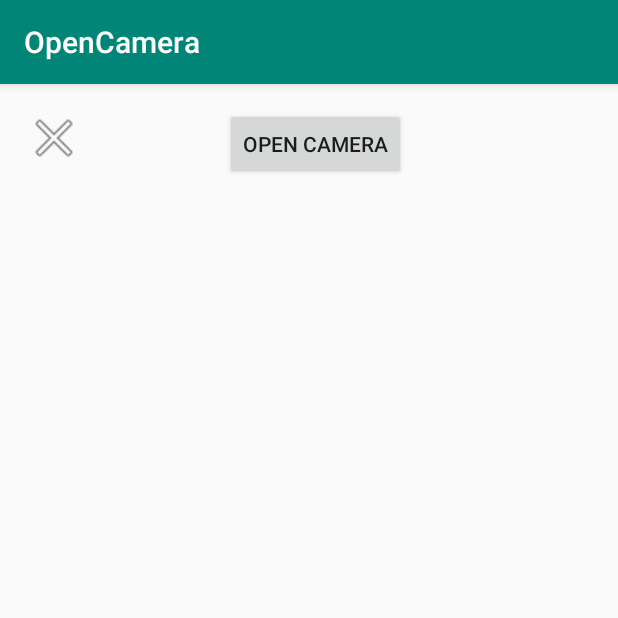
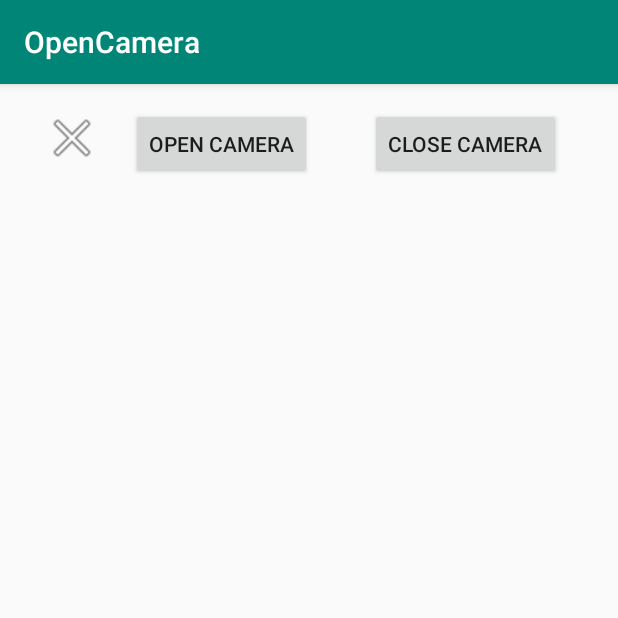
Before and after one commit to julianhus/OpenCamera, an Android app: the screen it shows after launch (MainActivity), on a phone screen of 412 x 824 dp, the top half of it. Run offline under Robolectric (Android 15) with nearby library versions, the phone set to English and light mode, and no system bars.

Commit message:
Stop camera button

```diff
--- a/app/src/main/java/com/example/julian/opencamera/MainActivity.java
+++ b/app/src/main/java/com/example/julian/opencamera/MainActivity.java
@@ -40,8 +40,8 @@ public class MainActivity extends AppCompatActivity {
         imgClose.setOnClickListener(new View.OnClickListener() {
             @Override
             public void onClick(View view) {
-                //Cierra la actividad.
-                finish();
+        //Cierra la actividad.
+        finish();
             }
         });
     }
@@ -56,6 +56,12 @@ public class MainActivity extends AppCompatActivity {
             Log.i("Mensaje", "Tienes permiso para usar la camara.");
         }
     }
+    public void closeCamera(View view){
+        if(cameraView != null){
+            FrameLayout camera_view = findViewById(R.id.camera_view);
+            camera_view.removeAllViews();
+        }
+    }
 
 
 }
--- a/app/src/main/res/layout/activity_main.xml
+++ b/app/src/main/res/layout/activity_main.xml
@@ -10,18 +10,19 @@
         android:id="@+id/camera_view"
         android:layout_width="match_parent"
         android:layout_height="match_parent"
+        android:layout_marginTop="72dp"
         app:layout_constraintTop_toTopOf="parent"></FrameLayout>
 
     <Button
-        android:id="@+id/button"
+        android:id="@+id/buttonOpen"
         android:layout_width="wrap_content"
-        android:layout_height="0dp"
+        android:layout_height="wrap_content"
         android:layout_marginStart="16dp"
         android:layout_marginTop="16dp"
-        android:layout_marginEnd="8dp"
         android:onClick="openCamera"
         android:text="@string/open_camera"
         app:layout_constraintEnd_toEndOf="parent"
+        app:layout_constraintHorizontal_bias="0.259"
         app:layout_constraintStart_toStartOf="parent"
         app:layout_constraintTop_toTopOf="parent" />
 
@@ -32,11 +33,25 @@
         android:layout_gravity="right|top"
         android:layout_marginStart="16dp"
         android:layout_marginTop="16dp"
+        android:layout_marginEnd="8dp"
         android:background="@android:drawable/ic_menu_close_clear_cancel"
+        android:contentDescription="TODO"
         android:padding="20dp"
+        app:layout_constraintEnd_toStartOf="@+id/buttonOpen"
         app:layout_constraintStart_toStartOf="parent"
-        app:layout_constraintTop_toTopOf="parent"
-        android:contentDescription="TODO" />
+        app:layout_constraintTop_toTopOf="parent" />
+
+    <Button
+        android:id="@+id/buttonClose"
+        android:layout_width="wrap_content"
+        android:layout_height="wrap_content"
+        android:layout_marginStart="8dp"
+        android:layout_marginEnd="8dp"
+        android:onClick="closeCamera"
+        android:text="@string/close_camera"
+        app:layout_constraintBaseline_toBaselineOf="@+id/buttonOpen"
+        app:layout_constraintEnd_toEndOf="parent"
+        app:layout_constraintStart_toEndOf="@+id/buttonOpen" />
 
 
 </android.support.constraint.ConstraintLayout>
--- a/app/src/main/res/values/strings.xml
+++ b/app/src/main/res/values/strings.xml
@@ -1,4 +1,5 @@
 <resources>
     <string name="app_name">OpenCamera</string>
     <string name="open_camera">Open Camera</string>
+    <string name="close_camera">Close Camera</string>
 </resources>
```
